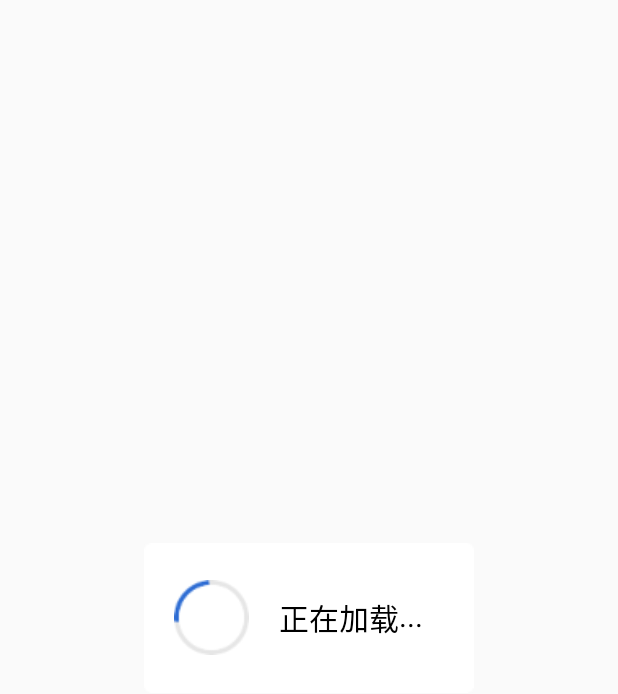
After one commit to chris118/AndroidCollection, an Android app: the layout dialog_loading.xml on its own in the app's theme, with its tools: preview values and no code run, on a phone screen of 412 x 824 dp. The commit adds this screen. Shown: the top 694 px of the screen. Run offline under Robolectric (Android 15) with nearby library versions, the phone set to English and light mode, and no system bars; network calls fail.

Commit message:
add loading dialog

```diff
--- a/app/build.gradle
+++ b/app/build.gradle
@@ -21,7 +21,7 @@ android {
         targetSdkVersion 23
         versionCode 1
         versionName "1.0"
-
+        signingConfig signingConfigs.config
         ndk {
             moduleName "emJniLibName"                    //生成的so名字
             abiFilters "armeabi", "armeabi-v7a", "x86"  //输出指定三种abi体系结构下的so库
--- a/app/src/main/java/com/example/xiaopeng/androiddemo/Fragment/BlankLazyFragment.java
+++ b/app/src/main/java/com/example/xiaopeng/androiddemo/Fragment/BlankLazyFragment.java
@@ -1,13 +1,9 @@
 package com.example.xiaopeng.androiddemo.Fragment;
 
 
-import android.os.Bundle;
 import android.os.Handler;
 import android.support.v4.app.Fragment;
-import android.util.Log;
-import android.view.LayoutInflater;
 import android.view.View;
-import android.view.ViewGroup;
 import android.widget.TextView;
 
 import com.example.xiaopeng.androiddemo.R;
--- /dev/null
+++ b/app/src/main/res/layout/dialog_loading.xml
@@ -0,0 +1,50 @@
+<?xml version="1.0" encoding="utf-8"?>
+<LinearLayout xmlns:android="http://schemas.android.com/apk/res/android"
+    android:layout_width="wrap_content"
+    android:layout_height="100dp"
+    android:layout_gravity="center"
+    android:paddingRight="30dp"
+    android:background="@mipmap/dialog_background"
+    android:orientation="horizontal">
+
+    <RelativeLayout
+        android:layout_width="wrap_content"
+        android:layout_height="100dp"
+        android:layout_marginLeft="20dp"
+        android:gravity="center_vertical">
+
+        <ImageView
+            android:id="@+id/iv_route"
+            android:layout_width="50dp"
+            android:layout_height="50dp"
+            android:background="@mipmap/dialog"></ImageView>
+    </RelativeLayout>
+
+    <RelativeLayout
+        android:layout_width="wrap_content"
+        android:layout_height="100dp"
+        android:layout_marginLeft="20dp"
+        android:gravity="center_vertical">
+
+        <TextView
+            android:id="@+id/detail_tv"
+            android:layout_width="wrap_content"
+            android:layout_height="wrap_content"
+            android:ellipsize="marquee"
+            android:gravity="center"
+            android:singleLine="true"
+            android:text="正在加载"
+            android:textColor="#000000"
+            android:textSize="20sp" />
+
+        <TextView
+            android:id="@+id/tv_point"
+            android:layout_width="20dp"
+            android:layout_height="wrap_content"
+            android:layout_toRightOf="@+id/detail_tv"
+            android:text="..."
+            android:textColor="#000000"
+            android:textSize="20sp" />
+    </RelativeLayout>
+
+</LinearLayout>
```
Also changed, not shown: app/src/main/java/com/example/xiaopeng/androiddemo/Dialog/LoadingDialog.java (added, +115 -0 lines), app/src/main/java/com/example/xiaopeng/androiddemo/Fragment/HomeFragment.java (+14 -6 lines), app/src/main/res/values/styles.xml (+15 -0 lines), app/src/main/res/mipmap-xhdpi/dialog.png (added), app/src/main/res/mipmap-xhdpi/dialog_background.png (added).
